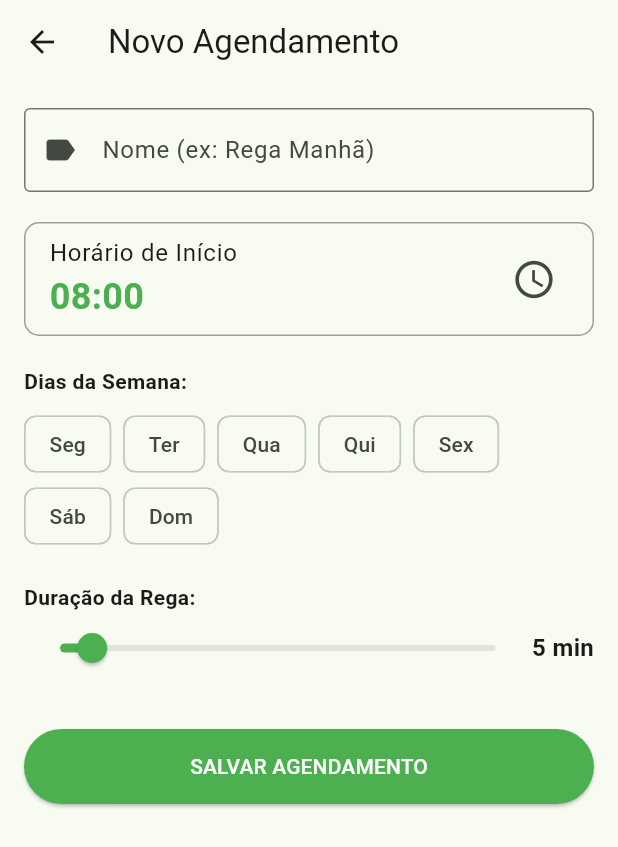
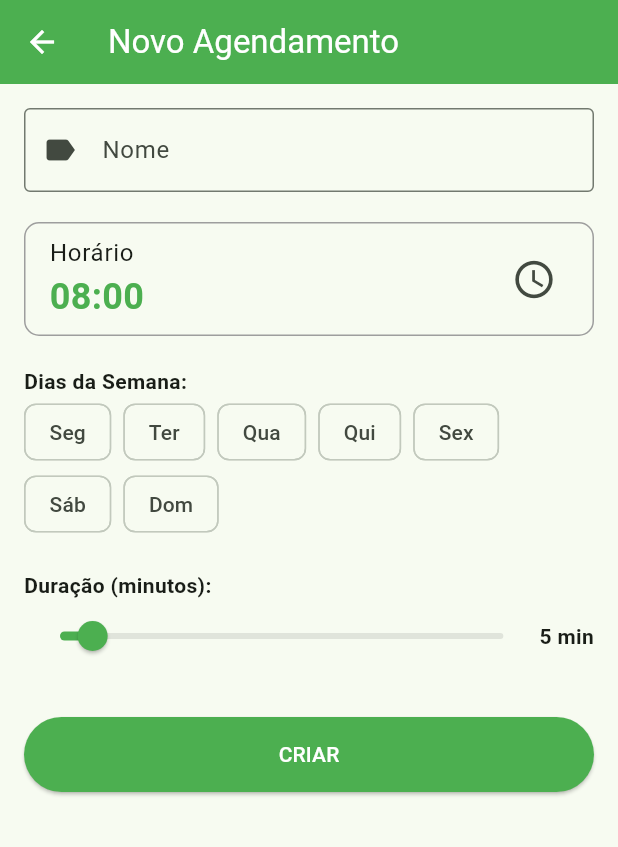
Before and after one commit to JamesEhlert/agrosmart-precision-iot-v5, a Flutter app: the _SchedulesTab screen opened directly with empty values, after a tap on "Novo", on a phone screen of 412 x 824 dp. Shown: the top 847 px of the screen. Run offline on Flutter 3.47's test engine with Material 3 defaults, Android fonts, the phone set to English and light mode, and no system bars; our stand-ins replace cloud_firestore, firebase_auth, firebase_core, google_sign_in; accounts and stored records are empty; generated files the repository leaves out were written again.

Commit message:
feat(mobile): complete schedules module with CRUD, edit mode, toggle switch and firestore integration

```diff
--- a/flutter-app/agrosmart_app_v5/lib/screens/dashboard_screen.dart
+++ b/flutter-app/agrosmart_app_v5/lib/screens/dashboard_screen.dart
@@ -283,37 +283,37 @@ class _MonitorTabState extends State<_MonitorTab> {
 // 📅 ABA 2: AGENDAMENTOS (Firebase Firestore) - ATUALIZADA!
 // ==============================================================================
 
+// ... (Código anterior do arquivo Dashboard mantido igual)
+
+// ==============================================================================
+// 📅 ABA 2: AGENDAMENTOS (Firebase Firestore) - VERSÃO CORRIGIDA (EDIT + SWITCH)
+// ==============================================================================
+
 class _SchedulesTab extends StatelessWidget {
   final DeviceModel device;
-  final SchedulesService _service = SchedulesService(); // Instância do Serviço
+  final SchedulesService _service = SchedulesService();
 
   _SchedulesTab({required this.device});
 
-  // Função auxiliar para transformar [1, 3, 5] em "Seg, Qua, Sex"
   String _formatDays(List<int> days) {
     if (days.length == 7) return "Todos os dias";
-    if (days.isEmpty) return "Nenhum dia selecionado";
+    if (days.isEmpty) return "Nenhum dia";
     const map = {1: 'Seg', 2: 'Ter', 3: 'Qua', 4: 'Qui', 5: 'Sex', 6: 'Sáb', 7: 'Dom'};
-    // Ordena os dias e mapeia para os nomes
     final sortedDays = List<int>.from(days)..sort();
     return sortedDays.map((d) => map[d]).join(', ');
   }
 
   @override
   Widget build(BuildContext context) {
-    // Scaffold interno para poder usar o FloatingActionButton apenas nesta aba
     return Scaffold(
-      backgroundColor: Colors.transparent, // Usa o fundo da tela principal
+      backgroundColor: Colors.transparent,
 
-      // Botão Flutuante (+) para criar novo agendamento
       floatingActionButton: FloatingActionButton.extended(
         onPressed: () {
-          // Navega para a tela de formulário
+          // Navegação para CRIAR (sem passar scheduleToEdit)
           Navigator.push(
             context,
-            MaterialPageRoute(
-              builder: (context) => ScheduleFormScreen(deviceId: device.id),
-            ),
+            MaterialPageRoute(builder: (context) => ScheduleFormScreen(deviceId: device.id)),
           );
         },
         label: const Text("Novo"),
@@ -321,22 +321,14 @@ class _SchedulesTab extends StatelessWidget {
         backgroundColor: Colors.green,
       ),
 
-      // Lista de Agendamentos (StreamBuilder ouve o Firestore em tempo real)
       body: StreamBuilder<List<ScheduleModel>>(
         stream: _service.getSchedules(device.id),
         builder: (context, snapshot) {
-          // Estado 1: Carregando
-          if (snapshot.connectionState == ConnectionState.waiting) {
-            return const Center(child: CircularProgressIndicator());
-          }
-          // Estado 2: Erro
-          if (snapshot.hasError) {
-            return Center(child: Text("Erro ao carregar: ${snapshot.error}"));
-          }
+          if (snapshot.connectionState == ConnectionState.waiting) return const Center(child: CircularProgressIndicator());
+          if (snapshot.hasError) return Center(child: Text("Erro: ${snapshot.error}"));
 
           final schedules = snapshot.data ?? [];
 
-          // Estado 3: Lista Vazia
           if (schedules.isEmpty) {
             return const Center(
               child: Column(
@@ -344,16 +336,14 @@ class _SchedulesTab extends StatelessWidget {
                 children: [
                   Icon(Icons.calendar_month_outlined, size: 60, color: Colors.grey),
                   SizedBox(height: 10),
-                  Text("Nenhum agendamento criado.", style: TextStyle(fontSize: 16)),
-                  Text("Toque em 'Novo' para automatizar.", style: TextStyle(color: Colors.grey)),
+                  Text("Nenhum agendamento criado."),
                 ],
               ),
             );
           }
 
-          // Estado 4: Lista com Dados
           return ListView.builder(
-            padding: const EdgeInsets.only(bottom: 80, top: 10), // Espaço para o botão flutuante não tapar o último item
+            padding: const EdgeInsets.only(bottom: 80, top: 10),
             itemCount: schedules.length,
             itemBuilder: (context, index) {
               final schedule = schedules[index];
@@ -363,49 +353,58 @@ class _SchedulesTab extends StatelessWidget {
                 elevation: 2,
                 shape: RoundedRectangleBorder(borderRadius: BorderRadius.circular(12)),
                 child: ListTile(
-                  // Ícone lateral: Verde se ativado, Cinza se desativado
+                  // 1. CORREÇÃO DA EDIÇÃO: Adicionado onTap no ListTile
+                  onTap: () {
+                    Navigator.push(
+                      context,
+                      MaterialPageRoute(
+                        builder: (context) => ScheduleFormScreen(
+                          deviceId: device.id,
+                          scheduleToEdit: schedule, // Passa o agendamento para editar
+                        ),
+                      ),
+                    );
+                  },
+
                   leading: CircleAvatar(
                     backgroundColor: schedule.isEnabled ? Colors.green[100] : Colors.grey[200],
-                    child: Icon(
-                      Icons.alarm,
-                      color: schedule.isEnabled ? Colors.green : Colors.grey
-                    ),
+                    child: Icon(Icons.alarm, color: schedule.isEnabled ? Colors.green : Colors.grey),
                   ),
 
-                  // Título: Hora e Nome
                   title: Text(
                     "${schedule.time} - ${schedule.label}",
                     style: const TextStyle(fontWeight: FontWeight.bold),
                   ),
 
-                  // Subtítulo: Dias da semana e Duração
                   subtitle: Text(
                     "${_formatDays(schedule.days)}\nDuração: ${schedule.durationMinutes} min",
-                    style: TextStyle(color: Colors.grey[700]),
                   ),
 
-                  // Ações (Direita): Switch e Lixeira
                   trailing: Row(
                     mainAxisSize: MainAxisSize.min,
                     children: [
-                      // Toggle: Ativar/Desativar
+                      // 2. CORREÇÃO DO SWITCH
                       Switch(
                         value: schedule.isEnabled,
                         activeColor: Colors.green,
                         onChanged: (val) {
-                          _service.toggleEnabled(device.id, schedule.id, val);
+                          // Chama o serviço para atualizar o Firestore
+                          _service.toggleEnabled(device.id, schedule.id, val).catchError((e) {
+                             // Se der erro (ex: permissão), mostra um aviso
+                             ScaffoldMessenger.of(context).showSnackBar(
+                               SnackBar(content: Text("Erro ao alterar: $e"), backgroundColor: Colors.red)
+                             );
+                          });
                         },
                       ),
-                      // Delete: Excluir
+
                       IconButton(
                         icon: const Icon(Icons.delete_outline, color: Colors.redAccent),
                         onPressed: () {
-                          // Confirmação antes de deletar
                           showDialog(
                             context: context,
                             builder: (ctx) => AlertDialog(
-                              title: const Text("Excluir Agendamento?"),
-                              content: const Text("Essa ação não pode ser desfeita."),
+                              title: const Text("Excluir?"),
                               actions: [
                                 TextButton(onPressed: () => Navigator.pop(ctx), child: const Text("Cancelar")),
                                 TextButton(
--- a/flutter-app/agrosmart_app_v5/lib/screens/schedule_form_screen.dart
+++ b/flutter-app/agrosmart_app_v5/lib/screens/schedule_form_screen.dart
@@ -4,8 +4,13 @@ import '../services/schedules_service.dart';
 
 class ScheduleFormScreen extends StatefulWidget {
   final String deviceId;
+  final ScheduleModel? scheduleToEdit; // Se vier preenchido, é Edição. Se nulo, é Criação.
 
-  const ScheduleFormScreen({super.key, required this.deviceId});
+  const ScheduleFormScreen({
+    super.key,
+    required this.deviceId,
+    this.scheduleToEdit
+  });
 
   @override
   State<ScheduleFormScreen> createState() => _ScheduleFormScreenState();
@@ -17,76 +22,94 @@ class _ScheduleFormScreenState extends State<ScheduleFormScreen> {
   final _schedulesService = SchedulesService();
 
   TimeOfDay _selectedTime = const TimeOfDay(hour: 8, minute: 0);
-  double _duration = 5; // Duração em minutos (slider)
-
-  // Dias da semana selecionados (começa vazio)
+  double _duration = 5;
   final List<int> _selectedDays = [];
 
-  // Mapa para exibir os nomes dos dias
   final Map<int, String> _daysMap = {
     1: 'Seg', 2: 'Ter', 3: 'Qua', 4: 'Qui', 5: 'Sex', 6: 'Sáb', 7: 'Dom'
   };
 
   bool _isLoading = false;
 
+  @override
+  void initState() {
+    super.initState();
+    // Se estamos editando, preenchemos os campos com os dados existentes
+    if (widget.scheduleToEdit != null) {
+      final s = widget.scheduleToEdit!;
+      _labelController.text = s.label;
+      _duration = s.durationMinutes.toDouble();
+      _selectedDays.addAll(s.days);
+
+      // Converte string "18:30" de volta para TimeOfDay(18, 30)
+      try {
+        final parts = s.time.split(':');
+        _selectedTime = TimeOfDay(hour: int.parse(parts[0]), minute: int.parse(parts[1]));
+      } catch (e) {
+        // Se der erro no parse, mantém o padrão
+      }
+    }
+  }
+
   Future<void> _save() async {
     if (!_formKey.currentState!.validate()) return;
 
     if (_selectedDays.isEmpty) {
-      ScaffoldMessenger.of(context).showSnackBar(
-        const SnackBar(content: Text("Selecione pelo menos um dia da semana."))
-      );
+      ScaffoldMessenger.of(context).showSnackBar(const SnackBar(content: Text("Selecione pelo menos um dia.")));
       return;
     }
 
     setState(() => _isLoading = true);
 
     try {
-      // Formata a hora para String "HH:mm"
       final hour = _selectedTime.hour.toString().padLeft(2, '0');
       final minute = _selectedTime.minute.toString().padLeft(2, '0');
       final timeString = "$hour:$minute";
 
-      // Cria o objeto modelo
-      final newSchedule = ScheduleModel(
-        id: '', // O Firebase vai gerar o ID
+      // Verifica se é Edição (tem ID) ou Criação (ID vazio temporário)
+      final bool isEditing = widget.scheduleToEdit != null;
+
+      final scheduleData = ScheduleModel(
+        id: isEditing ? widget.scheduleToEdit!.id : '', // Mantém ID se editando
         label: _labelController.text.trim(),
         time: timeString,
-        days: _selectedDays..sort(), // Ordena os dias (Seg -> Dom)
+        days: _selectedDays..sort(),
         durationMinutes: _duration.toInt(),
-        isEnabled: true,
+        isEnabled: true, // Ao editar/criar, salvamos como ativo por padrão
       );
 
-      // Envia para o serviço
-      await _schedulesService.addSchedule(widget.deviceId, newSchedule);
+      if (isEditing) {
+        await _schedulesService.updateSchedule(widget.deviceId, scheduleData);
+      } else {
+        await _schedulesService.addSchedule(widget.deviceId, scheduleData);
+      }
 
       if (!mounted) return;
-      Navigator.pop(context); // Volta para a tela anterior
+      Navigator.pop(context); // Fecha a tela
 
     } catch (e) {
       if (!mounted) return;
-      ScaffoldMessenger.of(context).showSnackBar(
-        SnackBar(content: Text("Erro: $e"), backgroundColor: Colors.red)
-      );
+      ScaffoldMessenger.of(context).showSnackBar(SnackBar(content: Text("Erro: $e"), backgroundColor: Colors.red));
     } finally {
       if (mounted) setState(() => _isLoading = false);
     }
   }
 
   Future<void> _pickTime() async {
-    final picked = await showTimePicker(
-      context: context,
-      initialTime: _selectedTime,
-    );
-    if (picked != null) {
-      setState(() => _selectedTime = picked);
-    }
+    final picked = await showTimePicker(context: context, initialTime: _selectedTime);
+    if (picked != null) setState(() => _selectedTime = picked);
   }
 
   @override
   Widget build(BuildContext context) {
+    final isEditing = widget.scheduleToEdit != null;
+
     return Scaffold(
-      appBar: AppBar(title: const Text("Novo Agendamento")),
+      appBar: AppBar(
+        title: Text(isEditing ? "Editar Agendamento" : "Novo Agendamento"),
+        backgroundColor: isEditing ? Colors.orange : Colors.green, // Cor diferente para indicar edição
+        foregroundColor: Colors.white,
+      ),
       body: SingleChildScrollView(
         padding: const EdgeInsets.all(16),
         child: Form(
@@ -94,91 +117,72 @@ class _ScheduleFormScreenState extends State<ScheduleFormScreen> {
           child: Column(
             crossAxisAlignment: CrossAxisAlignment.stretch,
             children: [
-              // Nome do Agendamento
               TextFormField(
                 controller: _labelController,
-                decoration: const InputDecoration(
-                  labelText: "Nome (ex: Rega Manhã)",
-                  border: OutlineInputBorder(),
-                  prefixIcon: Icon(Icons.label),
-                ),
+                decoration: const InputDecoration(labelText: "Nome", border: OutlineInputBorder(), prefixIcon: Icon(Icons.label)),
                 validator: (val) => val == null || val.isEmpty ? "Digite um nome" : null,
               ),
               const SizedBox(height: 20),
 
-              // Seletor de Hora
               ListTile(
-                title: const Text("Horário de Início"),
-                subtitle: Text(
-                  "${_selectedTime.hour.toString().padLeft(2,'0')}:${_selectedTime.minute.toString().padLeft(2,'0')}",
-                  style: const TextStyle(fontSize: 24, fontWeight: FontWeight.bold, color: Colors.green),
-                ),
+                title: const Text("Horário"),
+                subtitle: Text("${_selectedTime.hour.toString().padLeft(2,'0')}:${_selectedTime.minute.toString().padLeft(2,'0')}",
+                  style: const TextStyle(fontSize: 24, fontWeight: FontWeight.bold, color: Colors.green)),
                 trailing: const Icon(Icons.access_time, size: 30),
                 shape: RoundedRectangleBorder(borderRadius: BorderRadius.circular(10), side: const BorderSide(color: Colors.grey)),
                 onTap: _pickTime,
               ),
               const SizedBox(height: 20),
 
-              // Seletor de Dias da Semana (Chips)
               const Text("Dias da Semana:", style: TextStyle(fontWeight: FontWeight.bold)),
-              const SizedBox(height: 8),
               Wrap(
                 spacing: 8,
                 children: _daysMap.entries.map((entry) {
-                  final dayNum = entry.key;
-                  final dayName = entry.value;
-                  final isSelected = _selectedDays.contains(dayNum);
-
+                  final isSelected = _selectedDays.contains(entry.key);
                   return FilterChip(
-                    label: Text(dayName),
+                    label: Text(entry.value),
                     selected: isSelected,
                     selectedColor: Colors.green[100],
                     checkmarkColor: Colors.green,
                     onSelected: (selected) {
                       setState(() {
                         if (selected) {
-                          _selectedDays.add(dayNum);
+                          _selectedDays.add(entry.key);
                         } else {
-                          _selectedDays.remove(dayNum);
+                          _selectedDays.remove(entry.key);
                         }
                       });
                     },
                   );
                 }).toList(),
               ),
-
               const SizedBox(height: 20),
 
-              // Slider de Duração
-              const Text("Duração da Rega:", style: TextStyle(fontWeight: FontWeight.bold)),
+              const Text("Duração (minutos):", style: TextStyle(fontWeight: FontWeight.bold)),
               Row(
                 children: [
                   Expanded(
                     child: Slider(
-                      value: _duration,
-                      min: 1,
-                      max: 60,
-                      divisions: 59,
-                      label: "${_duration.toInt()} min",
-                      activeColor: Colors.green,
+                      value: _duration, min: 1, max: 60, divisions: 59, label: "${_duration.toInt()} min", activeColor: Colors.green,
                       onChanged: (val) => setState(() => _duration = val),
                     ),
                   ),
-                  Text("${_duration.toInt()} min", style: const TextStyle(fontWeight: FontWeight.bold, fontSize: 16)),
+                  Text("${_duration.toInt()} min", style: const TextStyle(fontWeight: FontWeight.bold)),
                 ],
               ),
-
               const SizedBox(height: 30),
 
-              // Botão Salvar
               SizedBox(
                 height: 50,
                 child: ElevatedButton(
                   onPressed: _isLoading ? null : _save,
-                  style: ElevatedButton.styleFrom(backgroundColor: Colors.green, foregroundColor: Colors.white),
+                  style: ElevatedButton.styleFrom(
+                    backgroundColor: isEditing ? Colors.orange : Colors.green,
+                    foregroundColor: Colors.white
+                  ),
                   child: _isLoading
                     ? const CircularProgressIndicator(color: Colors.white)
-                    : const Text("SALVAR AGENDAMENTO"),
+                    : Text(isEditing ? "ATUALIZAR" : "CRIAR"),
                 ),
               )
             ],
```
Also changed, not shown: flutter-app/agrosmart_app_v5/lib/services/schedules_service.dart (+30 -21 lines).
